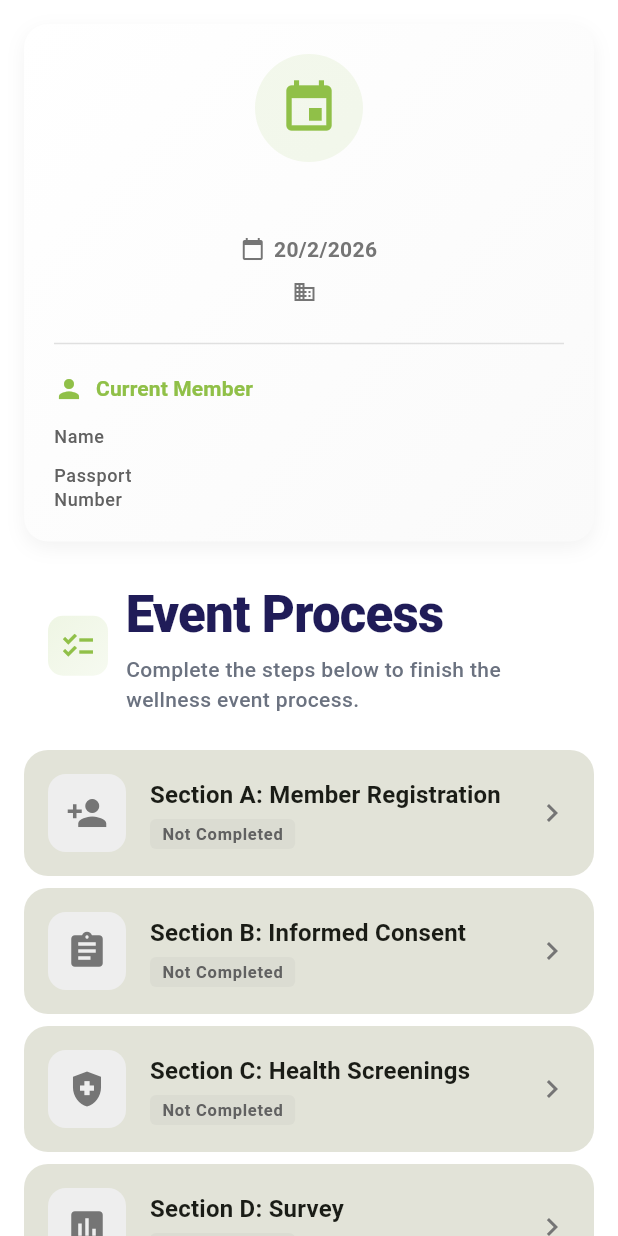
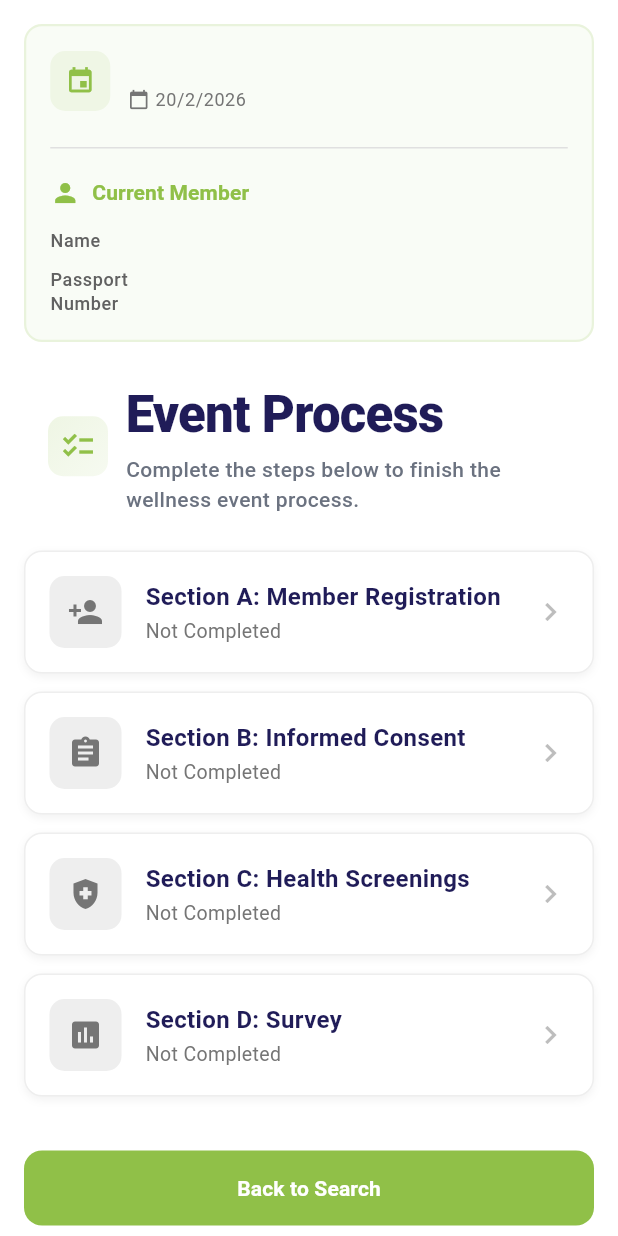
Before and after one commit to munashethedeveloper/kenwell_health_app, a Flutter app: the CurrentEventHomeScreen screen opened directly with empty values, on a phone screen of 412 x 824 dp. Run offline on Flutter 3.47's test engine with Material 3 defaults, Android fonts, the phone set to English and light mode, and no system bars; our stand-ins replace cloud_firestore, drift, dropdown_search, firebase_auth, firebase_core, flutter_animate and 8 more; accounts and stored records are empty; generated files the repository leaves out were written again.

Commit message:
Refactor Process Cards and Event Info Box in CurrentEventHomeScreen
Co-authored-by: munashethedeveloper <242888039+munashethedeveloper@users.noreply.github.com>

```diff
--- a/lib/ui/features/wellness/widgets/current_event_home_screen.dart
+++ b/lib/ui/features/wellness/widgets/current_event_home_screen.dart
@@ -30,92 +30,83 @@ class CurrentEventHomeScreen extends StatelessWidget {
           crossAxisAlignment: CrossAxisAlignment.stretch,
           children: [
             Container(
-              decoration: BoxDecoration(
-                gradient: LinearGradient(
-                  colors: [
-                    Colors.white,
-                    Colors.grey.shade50,
-                  ],
-                  begin: Alignment.topLeft,
-                  end: Alignment.bottomRight,
-                ),
-                borderRadius: BorderRadius.circular(16),
-                boxShadow: [
-                  BoxShadow(
-                    color: Colors.black.withValues(alpha: 0.05),
-                    blurRadius: 10,
-                    offset: const Offset(0, 4),
-                  ),
-                ],
-              ),
-              child: Padding(
-                padding: const EdgeInsets.all(20),
-                child: Column(
-                  children: [
-                    // Event icon badge
-                    Container(
               padding: const EdgeInsets.all(16),
               decoration: BoxDecoration(
+                color: theme.primaryColor.withValues(alpha: 0.05),
+                borderRadius: BorderRadius.circular(12),
+                border: Border.all(
+                  color: theme.primaryColor.withValues(alpha: 0.15),
+                  width: 1.5,
+                ),
+              ),
+              child: Column(
+                crossAxisAlignment: CrossAxisAlignment.start,
+                children: [
+                  // Header row with icon and title
+                  Row(
+                    children: [
+                      Container(
+                        padding: const EdgeInsets.all(10),
+                        decoration: BoxDecoration(
                           color: theme.primaryColor.withValues(alpha: 0.1),
-                        shape: BoxShape.circle,
+                          borderRadius: BorderRadius.circular(10),
                         ),
                         child: Icon(
                           Icons.event,
-                        size: 40,
+                          color: theme.primaryColor,
+                          size: 20,
+                        ),
+                      ),
+                      const SizedBox(width: 12),
+                      Expanded(
+                        child: Column(
+                          crossAxisAlignment: CrossAxisAlignment.start,
+                          children: [
+                            Text(
+                              event.title,
+                              style: theme.textTheme.bodyMedium?.copyWith(
+                                fontWeight: FontWeight.w600,
                                 color: theme.primaryColor,
                               ),
                             ),
-                    const SizedBox(height: 12),
-                    Text(
-                      event.title,
-                      style: theme.textTheme.titleLarge?.copyWith(
-                        fontWeight: FontWeight.bold,
-                        color: theme.primaryColor,
-                      ),
-                      textAlign: TextAlign.center,
-                    ),
-                    const SizedBox(height: 8),
-                    // Date with icon
+                            const SizedBox(height: 4),
                             Row(
-                      mainAxisAlignment: MainAxisAlignment.center,
                               children: [
                                 Icon(
                                   Icons.calendar_today,
-                          size: 16,
+                                  size: 14,
                                   color: Colors.grey[600],
                                 ),
-                        const SizedBox(width: 6),
+                                const SizedBox(width: 4),
                                 Text(
                                   '${event.date.day}/${event.date.month}/${event.date.year}',
-                          style: theme.textTheme.bodyMedium?.copyWith(
+                                  style: theme.textTheme.bodySmall?.copyWith(
                                     color: Colors.grey[600],
-                            fontWeight: FontWeight.w600,
                                   ),
                                 ),
                               ],
                             ),
-                    const SizedBox(height: 8),
-                    // Venue with icon
-                    Row(
-                      mainAxisAlignment: MainAxisAlignment.center,
-                      children: [
-                        Icon(
-                          Icons.business,
-                          size: 16,
-                          color: Colors.grey[600],
-                        ),
-                        const SizedBox(width: 6),
-                        Flexible(
-                          child: Text(
-                            event.venue,
-                            style: theme.textTheme.bodyMedium?.copyWith(
-                              color: Colors.grey[600],
-                            ),
-                            textAlign: TextAlign.center,
+                          ],
                         ),
                       ),
                     ],
                   ),
+                  if (event.venue.isNotEmpty) ...[
+                    const SizedBox(height: 8),
+                    Row(
+                      children: [
+                        Icon(Icons.business,
+                            size: 16, color: Colors.grey[700]),
+                        const SizedBox(width: 6),
+                        Expanded(
+                          child: Text(
+                            event.venue,
+                            style: const TextStyle(color: Colors.black54),
+                          ),
+                        ),
+                      ],
+                    ),
+                  ],
                   if (viewModel.currentMember != null) ...[
                     const SizedBox(height: 16),
                     Divider(color: Colors.grey.shade300),
@@ -150,13 +141,11 @@ class CurrentEventHomeScreen extends StatelessWidget {
                           : 'Passport Number',
                       viewModel.currentMember!.idDocumentType == 'ID'
                           ? (viewModel.currentMember!.idNumber ?? 'N/A')
-                            : (viewModel.currentMember!.passportNumber ??
-                                'N/A'),
+                          : (viewModel.currentMember!.passportNumber ?? 'N/A'),
                       theme,
                     ),
                   ],
                 ],
-                ),
               ),
             ),
             const SizedBox(height: 24),
@@ -263,33 +252,43 @@ class _ProcessStepCard extends StatelessWidget {
 
   @override
   Widget build(BuildContext context) {
-    final theme = Theme.of(context);
-
-    // Determine color based on state
-    Color backgroundColor;
+    Color iconContainerColor;
     Color iconColor;
-    Color statusBackgroundColor;
     Color statusTextColor;
 
     if (isCompleted) {
-      backgroundColor = theme.primaryColor.withValues(alpha: 0.1);
-      iconColor = theme.primaryColor;
-      statusBackgroundColor = Colors.deepPurple.withValues(alpha: 0.1);
+      iconContainerColor = const Color(0xFF90C048).withValues(alpha: 0.15);
+      iconColor = const Color(0xFF201C58);
       statusTextColor = Colors.deepPurple[700]!;
     } else if (isInProgress) {
-      backgroundColor = Colors.orange.withValues(alpha: 0.1);
+      iconContainerColor = Colors.orange.withValues(alpha: 0.15);
       iconColor = Colors.orange[700]!;
-      statusBackgroundColor = Colors.orange.withValues(alpha: 0.1);
       statusTextColor = Colors.orange[700]!;
     } else {
-      backgroundColor = Colors.grey[200]!;
+      iconContainerColor = Colors.grey.shade200;
       iconColor = Colors.grey[600]!;
-      statusBackgroundColor = Colors.grey.withValues(alpha: 0.1);
-      statusTextColor = Colors.grey[700]!;
+      statusTextColor = Colors.grey.shade600;
     }
 
-    return Card(
-      margin: const EdgeInsets.only(bottom: 8),
+    return Container(
+      margin: const EdgeInsets.only(bottom: 12),
+      decoration: BoxDecoration(
+        color: Colors.white,
+        borderRadius: BorderRadius.circular(12),
+        border: Border.all(
+          color: Colors.grey.shade200,
+          width: 1,
+        ),
+        boxShadow: [
+          BoxShadow(
+            color: Colors.black.withValues(alpha: 0.05),
+            blurRadius: 4,
+            offset: const Offset(0, 2),
+          ),
+        ],
+      ),
+      child: Material(
+        color: Colors.transparent,
         child: InkWell(
           onTap: onTap,
           borderRadius: BorderRadius.circular(12),
@@ -300,13 +299,13 @@ class _ProcessStepCard extends StatelessWidget {
                 Container(
                   padding: const EdgeInsets.all(12),
                   decoration: BoxDecoration(
-                  color: backgroundColor,
-                  borderRadius: BorderRadius.circular(12),
+                    color: iconContainerColor,
+                    borderRadius: BorderRadius.circular(10),
                   ),
                   child: Icon(
                     icon,
                     color: iconColor,
-                  size: 28,
+                    size: 24,
                   ),
                 ),
                 const SizedBox(width: 16),
@@ -316,26 +315,18 @@ class _ProcessStepCard extends StatelessWidget {
                     children: [
                       Text(
                         title,
-                      style: theme.textTheme.titleMedium?.copyWith(
-                        fontWeight: FontWeight.bold,
+                        style: const TextStyle(
+                          fontSize: 16,
+                          fontWeight: FontWeight.w600,
+                          color: Color(0xFF201C58),
                         ),
                       ),
-                    const SizedBox(height: 4),
-                    Container(
-                      padding: const EdgeInsets.symmetric(
-                        horizontal: 8,
-                        vertical: 2,
-                      ),
-                      decoration: BoxDecoration(
-                        color: statusBackgroundColor,
-                        borderRadius: BorderRadius.circular(4),
-                      ),
-                      child: Text(
+                      const SizedBox(height: 2),
+                      Text(
                         status,
-                        style: theme.textTheme.labelSmall?.copyWith(
+                        style: TextStyle(
+                          fontSize: 13,
                           color: statusTextColor,
-                          fontWeight: FontWeight.bold,
-                        ),
                         ),
                       ),
                     ],
@@ -344,9 +335,11 @@ class _ProcessStepCard extends StatelessWidget {
                 if (onTap != null)
                   Icon(
                     Icons.chevron_right,
-                  color: Colors.grey[600],
+                    color: Colors.grey.shade400,
+                    size: 24,
                   ),
               ],
+            ),
           ),
         ),
       ),
```
Lines whose indentation alone changed are shown as unchanged.
